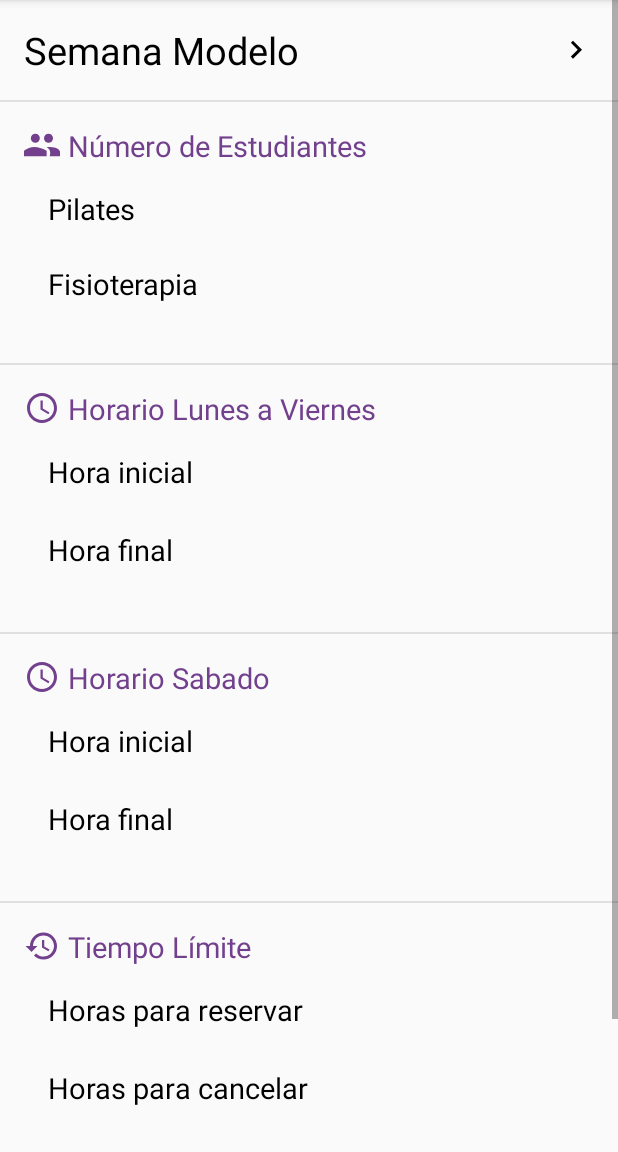
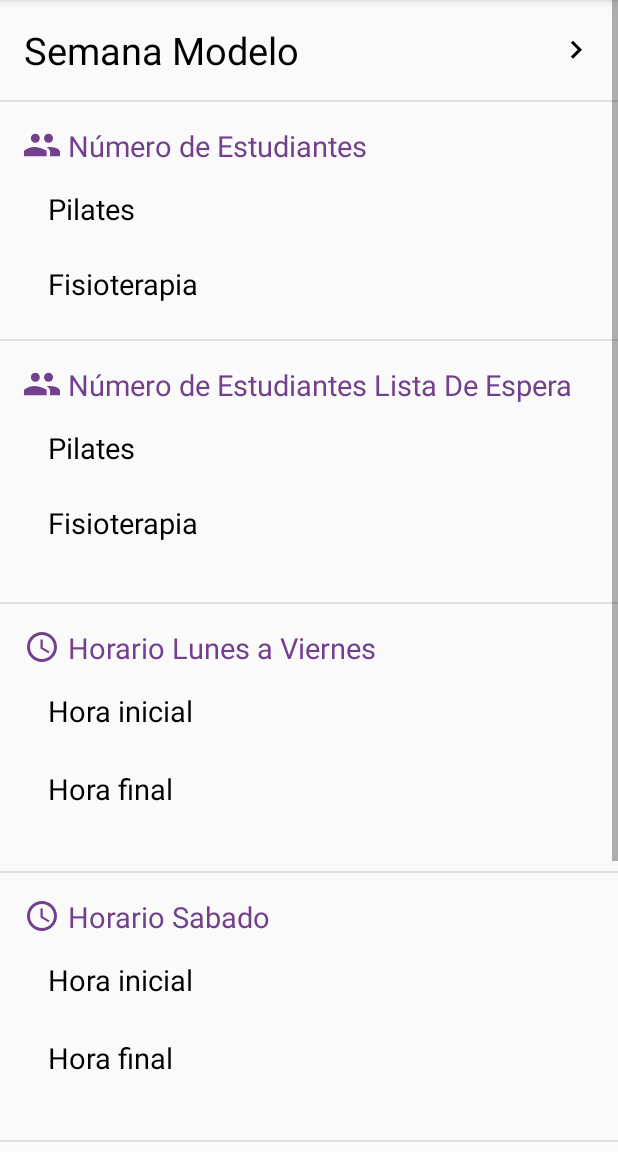
Before and after one commit to acnavi/UBUNG, an Android app: the PreferenciasActivity screen opened directly, with no data from a screen before it, on a phone screen of 412 x 824 dp, the part 84-1236 px from its top. Run offline under Robolectric (Android 15) with nearby library versions, the phone set to English and light mode, and no system bars; our stand-ins replace Firebase (no records; nobody signed in at launch, a user with empty details on screens opened directly), data binding.

Commit message:
Agregue unos objetos y el EstadoCliente Util

```diff
--- a/app/src/main/java/ubung/co/ubung/Marce/PreferenciasActivity.java
+++ b/app/src/main/java/ubung/co/ubung/Marce/PreferenciasActivity.java
@@ -100,6 +100,10 @@ public class PreferenciasActivity extends AppCompatActivity implements ChildEven
         binding.preferenciasEtCantidadPersonas.setOnClickListener(lct);
 
 
+        binding.preferenciasEtCantidadPersonasListaDeEspera.setTag(KEY_TAG_KEY,getString(R.string.db_preferencias_cantAlmnos_por_clase_listaDeEs));
+        binding.preferenciasEtCantidadPersonasListaDeEspera.setOnClickListener(lct);
+
+
 
         binding.preferenciasEtCantidadHorasCancelar.setTag(KEY_TAG_KEY,getString(R.string.db_preferencias_cant_horas_cancelar));
         binding.preferenciasEtCantidadHorasCancelar.setOnClickListener(lct);
@@ -111,6 +115,9 @@ public class PreferenciasActivity extends AppCompatActivity implements ChildEven
 
         binding.preferenciasEtCantidadPersonasFisio.setTag(KEY_TAG_KEY,getString(R.string.db_preferencias_cantAlmnos_por_clase_fisio));
         binding.preferenciasEtCantidadPersonasFisio.setOnClickListener(lct);
+
+        binding.preferenciasEtCantidadPersonasListaDeEsperaFisio.setTag(KEY_TAG_KEY,getString(R.string.db_preferencias_cantAlmnos_por_clase_fisio_listaDeEs));
+        binding.preferenciasEtCantidadPersonasListaDeEsperaFisio.setOnClickListener(lct);
 
         binding.preferenciasEtCantidadSemanas.setTag(KEY_TAG_KEY,getString(R.string.db_preferencias_cant_semanas));
         binding.preferenciasEtCantidadSemanas.setOnClickListener(lct);
@@ -151,6 +158,12 @@ public class PreferenciasActivity extends AppCompatActivity implements ChildEven
         }
         else if(key.equals(getString(R.string.db_preferencias_cantAlmnos_por_clase_fisio))){
             ((TextView)binding.preferenciasEtCantidadPersonasFisio.getChildAt(1)).setText(val.toString());
+        }
+        else if(key.equals(getString(R.string.db_preferencias_cantAlmnos_por_clase_listaDeEs))){
+            ((TextView)binding.preferenciasEtCantidadPersonasListaDeEspera.getChildAt(1)).setText(val.toString());
+        }
+        else if(key.equals(getString(R.string.db_preferencias_cantAlmnos_por_clase_fisio_listaDeEs))){
+            ((TextView)binding.preferenciasEtCantidadPersonasListaDeEsperaFisio.getChildAt(1)).setText(val.toString());
         }
         else if(key.equals(getString(R.string.db_preferencias_cant_horas_reserv))){
             ((TextView)binding.preferenciasEtCantidadHorasReservar.getChildAt(1)).setText(val.toString());
@@ -306,8 +319,11 @@ public class PreferenciasActivity extends AppCompatActivity implements ChildEven
 
             String titulo = ((TextView)ll.getChildAt(0)).getText().toString();
             String currentVal= ((TextView)ll.getChildAt(1)).getText().toString();
-
-            nm.setValue(Integer.parseInt(currentVal));
+            try{
+            nm.setValue(Integer.parseInt(currentVal));}
+            catch (Exception e){
+                nm.setValue(1);
+            }
             final String key = (String) v.getTag(KEY_TAG_KEY);
             AlertDialog.Builder b= new AlertDialog.Builder(c);
             b.setView(nm)
--- a/app/src/main/java/ubung/co/ubung/Utilidades/DatabaseManager.java
+++ b/app/src/main/java/ubung/co/ubung/Utilidades/DatabaseManager.java
@@ -116,6 +116,7 @@ public class DatabaseManager {
     //   //   //          // //    //       //  //    // //   //
     //   //  ////////     //      // //////// //      // //   //
     //Pensar esta mierda bien, no entiendo al gran malparido ivank del pasado
+    //Yo tampoco :S soy ivank del mas futuro que la anterior frase.
     public  class EscuchadoryLlenadorClasesClientes implements ChildEventListener{
 
         @Override
--- a/app/src/main/res/layout/activity_preferencias.xml
+++ b/app/src/main/res/layout/activity_preferencias.xml
@@ -82,7 +82,64 @@
                 android:textSize="@dimen/tamano_letra_pref_peq"
                 />
         </LinearLayout>
+        <View
+            android:layout_width="match_parent"
+            android:layout_height="1dp"
+            android:background="@color/separadores"
+            ></View>
+        <TextView
+            android:layout_width="match_parent"
+            android:layout_height="wrap_content"
+            android:text="@string/PrefAct_titulo_numeroDeEstudiantes_listaDeEspera"
+            android:textColor="@color/morado"
+            android:layout_margin="@dimen/activity_horizontal_margin"
+            android:textSize="@dimen/tamano_letra_pref_medio"
+            android:drawableLeft="@drawable/ic_clientes_android"
+            android:drawablePadding="@dimen/margen_drawable_text"
+            android:drawableTint="@color/morado"/>
 
+        <LinearLayout
+            android:layout_marginLeft="@dimen/activity_horizontal_marginx2"
+            android:layout_width="match_parent"
+            android:layout_height="wrap_content"
+            android:orientation="vertical"
+            android:layout_weight="1"
+            android:id="@+id/preferencias_et_cantidad_personas_listaDeEspera"
+
+            >
+            <TextView
+                android:layout_width="wrap_content"
+                android:layout_height="wrap_content"
+                android:text="@string/PrefAct_texto_cantidadEstudiantes"
+                android:textColor="@color/negro"
+                android:textSize="@dimen/tamano_letra_pref_medio"/>
+            <TextView
+                android:layout_width="match_parent"
+                android:layout_height="match_parent"
+                android:textSize="@dimen/tamano_letra_pref_peq"
+                />
+
+        </LinearLayout>
+        <LinearLayout
+            android:layout_width="match_parent"
+            android:layout_height="wrap_content"
+            android:orientation="vertical"
+            android:layout_weight="1"
+            android:id="@+id/preferencias_et_cantidad_personas_listaDeEspera_fisio"
+            android:layout_marginLeft="@dimen/activity_horizontal_marginx2"
+            >
+            <TextView
+                android:layout_width="wrap_content"
+                android:layout_height="wrap_content"
+                android:text="@string/PrefAct_texto_cantidadFisioterapia"
+                android:textColor="@color/negro"
+                android:textSize="@dimen/tamano_letra_pref_medio"/>
+            <TextView
+                android:layout_width="match_parent"
+                android:layout_height="match_parent"
+                android:textSize="@dimen/tamano_letra_pref_peq"
+                />
+        </LinearLayout>
 
         <View
             android:layout_width="match_parent"
--- a/app/src/main/res/values/strings.xml
+++ b/app/src/main/res/values/strings.xml
@@ -85,6 +85,10 @@
     <string name="nombre_preferenciasFDB" translatable="false">preferencias</string>
     <string name="db_preferencias_cantAlmnos_por_clase" translatable="false">alum_por_clas</string>
     <string name="db_preferencias_cantAlmnos_por_clase_fisio" translatable="false">alum_por_clas_fisio</string>
+
+    <string name="db_preferencias_cantAlmnos_por_clase_listaDeEs" translatable="false">alum_por_clas_listaDeEs</string>
+    <string name="db_preferencias_cantAlmnos_por_clase_fisio_listaDeEs" translatable="false">alum_por_clas_fisio_listaDeEs</string>
+
     <string name="db_preferencias_cant_clases" translatable="false">cantidad_clases</string>
     <string name="db_preferencias_cant_semanas" translatable="false">cantidad_semanas</string>
     <string name="db_preferencias_cant_horas_reserv" translatable="false">cantidad_horas_reserv</string>
@@ -180,6 +184,7 @@
     <string name="PrefAct_texto_semanaModelo">Semana Modelo</string>
     <string name="PrefAct_titulo_semanaModelo">Semana Modelo</string>
     <string name="PrefAct_titulo_numeroDeEstudiantes">Número de Estudiantes</string>
+    <string name="PrefAct_titulo_numeroDeEstudiantes_listaDeEspera">Número de Estudiantes Lista De Espera</string>
     <string name="PrefAct_titulo_horarioLunesAViernes">Horario Lunes a Viernes</string>
     <string name="PrefAct_titulo_horarioSabado">Horario Sabado</string>
     <string name="PrefAct_titulo_tiempoLimite">Tiempo Límite</string>
```
Also changed, not shown: app/src/main/java/ubung/co/ubung/Marce/SemanaGenericaActivity.java (+57 -84 lines), app/src/main/java/ubung/co/ubung/Objetos/Clase.java (added, +72 -0 lines), app/src/main/java/ubung/co/ubung/Objetos/ClaseGenerica.java (added, +66 -0 lines), app/src/main/java/ubung/co/ubung/Utilidades/EstadoClaseCliente.java (added, +69 -0 lines).
